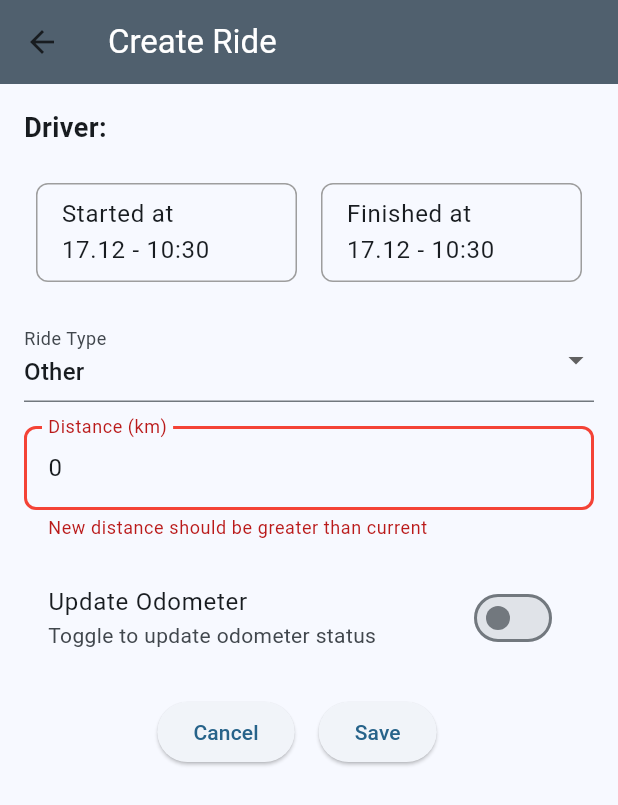
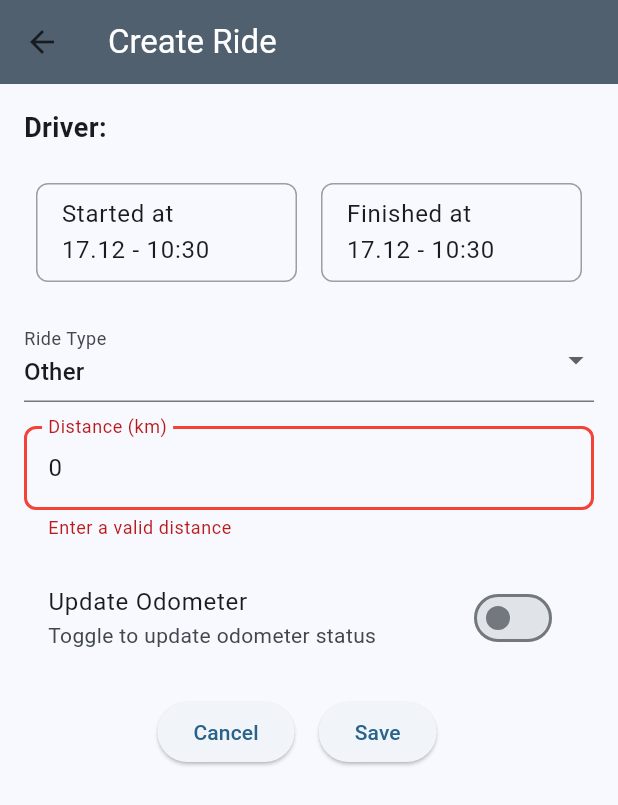
Before and after one commit to fix1t/but-itu-cartrack, a Flutter app: the RideEditScreen screen opened directly with empty values, on a phone screen of 412 x 824 dp. Shown: the top 805 px of the screen. Run offline on Flutter 3.47's test engine with Material 3 defaults, Android fonts, the phone set to English and light mode, and no system bars; our stand-ins replace convex_bottom_bar, firebase_core, firebase_database; accounts and stored records are empty.

Commit message:
fix err message

```diff
--- a/lib/src/view/car_home_screen.dart
+++ b/lib/src/view/car_home_screen.dart
@@ -115,7 +115,7 @@ class _CarHomeScreenState extends State<CarHomeScreen> {
                       ),
                       errorText: (int.parse(selectedCar.odometerStatus) >=
                               odometerStatus)
-                          ? 'New distance should be greater than current'
+                          ? 'Odometer must show an increase.'
                           : null,
                     ),
                     keyboardType: TextInputType.number,
--- a/lib/src/view/ride_edit_screen.dart
+++ b/lib/src/view/ride_edit_screen.dart
@@ -249,7 +249,7 @@ class _RideEditScreenState extends State<RideEditScreen> {
                   errorText: (_distanceController.text.isNotEmpty
                           ? int.parse(_distanceController.text) <= 0
                           : true)
-                      ? 'New distance should be greater than current'
+                      ? 'Enter a valid distance'
                       : null,
                 ),
                 keyboardType: TextInputType.number,
```
